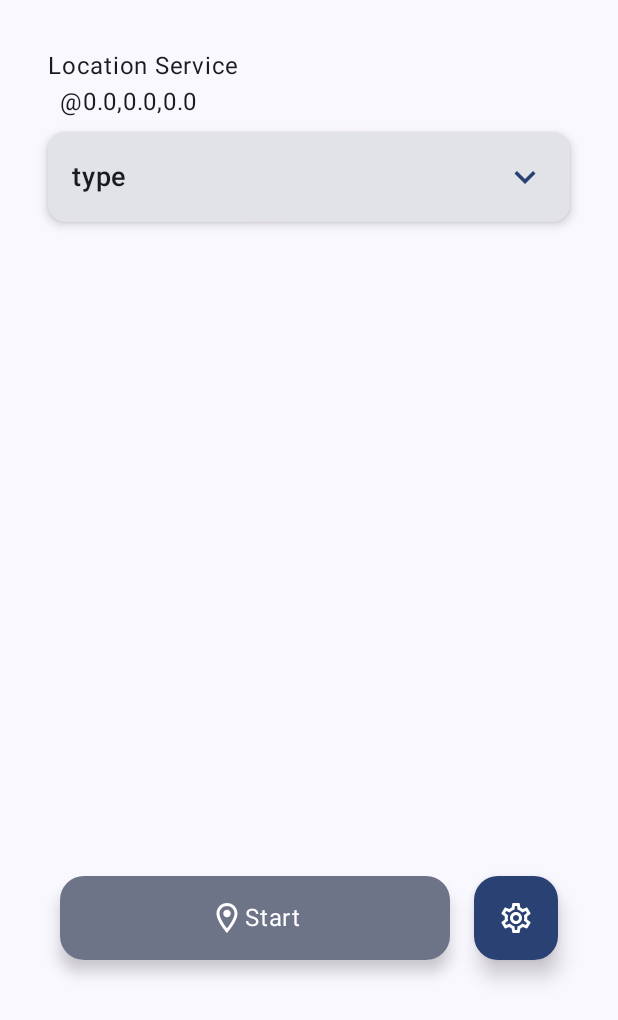
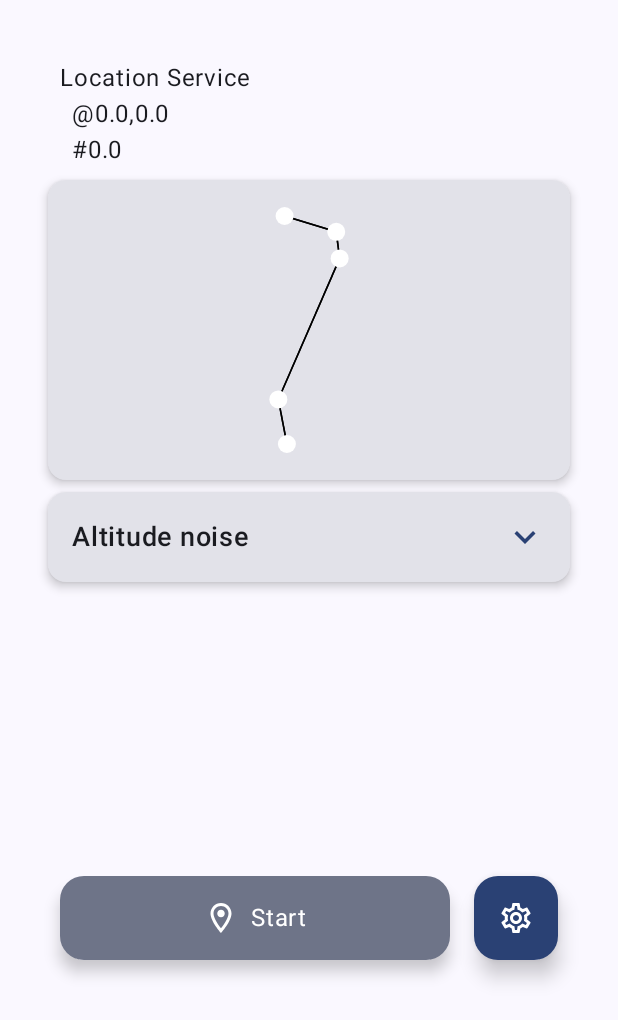
Before and after one commit to Malpl3naInk/MockLocation, an Android app built with Jetpack Compose: the screen it shows after launch (MainActivity), on a phone screen of 412 x 824 dp, the part 216-1236 px from its top. Run offline under Robolectric (Android 15) with nearby library versions, the phone set to English and light mode, and no system bars.

Commit message:
FEAT: Lat/Lon path map

```diff
--- a/app/src/main/java/ink/moling/mocklocation/MainActivity.kt
+++ b/app/src/main/java/ink/moling/mocklocation/MainActivity.kt
@@ -2,11 +2,9 @@ package ink.moling.mocklocation
 
 import android.Manifest
 import android.content.ComponentName
-import android.content.Context
 import android.content.Intent
 import android.content.ServiceConnection
 import android.content.pm.PackageManager
-import android.location.Location
 import android.location.LocationListener
 import android.location.LocationManager
 import android.os.Bundle
@@ -34,12 +32,16 @@ import androidx.compose.material.icons.filled.Warning
 import androidx.compose.material.icons.outlined.Build
 import androidx.compose.material.icons.outlined.LocationOn
 import androidx.compose.material.icons.outlined.Settings
+import androidx.compose.material3.AlertDialog
+import androidx.compose.material3.Card
+import androidx.compose.material3.CardDefaults
 import androidx.compose.material3.FloatingActionButton
 import androidx.compose.material3.FloatingActionButtonDefaults
 import androidx.compose.material3.Icon
 import androidx.compose.material3.MaterialTheme
 import androidx.compose.material3.Surface
 import androidx.compose.material3.Text
+import androidx.compose.material3.TextButton
 import androidx.compose.runtime.DisposableEffect
 import androidx.compose.runtime.getValue
 import androidx.compose.runtime.mutableDoubleStateOf
@@ -54,15 +56,17 @@ import androidx.compose.ui.text.font.FontWeight
 import androidx.compose.ui.unit.dp
 import androidx.compose.ui.unit.sp
 import androidx.core.app.ActivityCompat
+import androidx.lifecycle.lifecycleScope
 import ink.moling.mocklocation.ui.theme.MockLocationTheme
 import ink.moling.mocklocation.widgets.ExpandableCard
-
-const val MOCK_STATUS_DISABLED      = -1
-const val MOCK_STATUS_INITIALIZING  = 0
-const val MOCK_STATUS_ENABLED       = 1
+import ink.moling.mocklocation.widgets.LatLng
+import ink.moling.mocklocation.widgets.LatLonScatter
+import ink.moling.mocklocation.widgets.RectangleFloatingActionButton
+import kotlinx.coroutines.launch
 
 class MainActivity : ComponentActivity() {
     lateinit var mServiceBinder: MockLocationService.MockLocationServiceBinder
+    lateinit var mService: MockLocationService
     lateinit var mConnection: ServiceConnection
     var mockStatus by mutableIntStateOf(MOCK_STATUS_DISABLED)
     var gpsLatitude by mutableDoubleStateOf(0.0)
@@ -83,7 +87,10 @@ class MainActivity : ComponentActivity() {
         mConnection = object: ServiceConnection {
             override fun onServiceConnected(name: ComponentName?,service: IBinder?) {
                 mServiceBinder = service as MockLocationService.MockLocationServiceBinder
-                mockStatus = MOCK_STATUS_ENABLED
+                mService = mServiceBinder.getService()
+                lifecycleScope.launch {
+                    mockStatus = mService.stateFlow.value
+                }
             }
 
             override fun onServiceDisconnected(name: ComponentName?) {
@@ -136,6 +143,22 @@ class MainActivity : ComponentActivity() {
                     modifier = Modifier.fillMaxSize(),
                     color = MaterialTheme.colorScheme.background
                 ) {
+                    if (mockStatus == MOCK_STATUS_ERR_NO_PERM) {
+                        AlertDialog(
+                            onDismissRequest = {
+                                stopMockLocation()
+                                mockStatus = MOCK_STATUS_DISABLED
+                            },
+                            title = { Text("Permission Not Granted") },
+                            text = { Text("Program is not allowed to perform MOCK_LOCATION") },
+                            confirmButton = {
+                                TextButton({
+                                    stopMockLocation()
+                                    mockStatus = MOCK_STATUS_DISABLED
+                                }) { Text("OK") }
+                            }
+                        )
+                    }
                     Box(
                         modifier = Modifier
                             .fillMaxSize()
@@ -152,14 +175,35 @@ class MainActivity : ComponentActivity() {
                                 fontWeight = FontWeight.Bold,
                                 fontSize = 20.sp
                             )
-                            Column {
-                                Text("Location Service")
+                            Column(
+                                modifier = Modifier.padding(all = 8.dp)
+                            ) {
+                                Text("Location Service ${if (mockStatus == MOCK_STATUS_ENABLED) "*" else ""}")
                                 Text(
-                                    "$gpsProvider@$gpsLatitude,$gpsLongitude,$gpsAltitude",
+                                    "$gpsProvider@$gpsLatitude,$gpsLongitude\n#$gpsAltitude",
                                     modifier = Modifier.padding(start = 8.dp)
                                 )
                             }
-                            ExpandableCard(title = "type") {
+                            // Testing data
+                            val points = listOf(
+                                LatLng(30.31278782, 120.37452974, "A", listOf(1)),
+                                LatLng(30.31270001, 120.37486252, "B", listOf(0, 2)),
+                                LatLng(30.31255188, 120.37488464, "C", listOf(1, 3)),
+                                LatLng(30.31176745, 120.37448947, "D", listOf(2, 4)),
+                                LatLng(30.31151951, 120.37454468, "E", listOf(3))
+                            )
+                            Card(
+                                modifier = Modifier
+                                    .height(200.dp)
+                                    .fillMaxWidth(),
+                                shape = RoundedCornerShape(12.dp),
+                                elevation = CardDefaults.cardElevation(defaultElevation = 4.dp),
+                            ) {
+                                LatLonScatter(
+                                    points = points
+                                )
+                            }
+                            ExpandableCard(title = "Altitude noise") {
                                 Text(text = "ExpandableCard")
                             }
                         }
@@ -174,34 +218,26 @@ class MainActivity : ComponentActivity() {
                             verticalAlignment = Alignment.Bottom
                         ) {
                             // 开始/停止按钮
-                            Surface(
+                            RectangleFloatingActionButton(
+                                modifier = Modifier.weight(1f), // 关键：占满剩余空间
                                 onClick = {
-                                    if (mockStatus == MOCK_STATUS_ENABLED) {
+                                    if (mockStatus == MOCK_STATUS_ENABLED
+                                        ||
+                                        mockStatus == MOCK_STATUS_ERR_NO_PERM
+                                    ) {
                                         stopMockLocation()
                                         mockStatus = MOCK_STATUS_DISABLED
                                     } else if (mockStatus == MOCK_STATUS_DISABLED) {
                                         startMockLocation()
                                         mockStatus = MOCK_STATUS_INITIALIZING
                                     }
-                                },
-                                modifier = Modifier
-                                    .weight(1f)                     // 关键：占满剩余空间
-                                    .height(56.dp),
-                                shape = RoundedCornerShape(16.dp),
-                                color = MaterialTheme.colorScheme.secondaryContainer,
-                                shadowElevation = 6.dp,             // 悬浮阴影
-                                tonalElevation = 6.dp
-                            ) {
-                                Row(
-                                    modifier = Modifier.fillMaxSize(),
-                                    horizontalArrangement = Arrangement.Center,
-                                    verticalAlignment = Alignment.CenterVertically
+                                }
                             ) {
                                 val buttonLabel = when (mockStatus) {
                                     MOCK_STATUS_ENABLED -> "Stop"
                                     MOCK_STATUS_DISABLED -> "Start"
                                     MOCK_STATUS_INITIALIZING -> "Initializing"
-                                        else -> "wtf"
+                                    else -> "Error"
                                 }
                                 val buttonIcon = when (mockStatus) {
                                     MOCK_STATUS_ENABLED -> Icons.Filled.LocationOn
@@ -210,8 +246,7 @@ class MainActivity : ComponentActivity() {
                                     else -> Icons.Filled.Warning
                                 }
                                 Icon(buttonIcon, contentDescription = buttonLabel)
-                                    Text(text = buttonLabel)
-                                }
+                                Text(text = buttonLabel, modifier = Modifier.padding(start = 8.dp))
                             }
 
                             // 间隔
--- /dev/null
+++ b/app/src/main/java/ink/moling/mocklocation/widgets/LatLonScatter.kt
@@ -0,0 +1,196 @@
+package ink.moling.mocklocation.widgets
+
+import androidx.compose.foundation.Canvas
+import androidx.compose.foundation.gestures.detectTapGestures
+import androidx.compose.foundation.layout.Box
+import androidx.compose.foundation.layout.fillMaxSize
+import androidx.compose.foundation.layout.padding
+import androidx.compose.material3.MaterialTheme
+import androidx.compose.runtime.Composable
+import androidx.compose.runtime.remember
+import androidx.compose.ui.Modifier
+import androidx.compose.ui.draw.clipToBounds
+import androidx.compose.ui.geometry.Offset
+import androidx.compose.ui.graphics.Color
+import androidx.compose.ui.graphics.Path
+import androidx.compose.ui.graphics.drawscope.Stroke
+import androidx.compose.ui.input.pointer.pointerInput
+import androidx.compose.ui.unit.Dp
+import androidx.compose.ui.unit.dp
+import androidx.compose.ui.platform.LocalDensity
+import kotlin.math.*
+
+/**
+ * connections: 要连接的点索引
+ */
+data class LatLng(
+    val lat: Double,
+    val lon: Double,
+    val label: String? = null,
+    val connections: List<Int> = emptyList()
+)
+
+/* ---------------- Web Mercator 投影 ---------------- */
+
+private data class MercatorPoint(val x: Double, val y: Double)
+
+private fun latLngToMercator(lat: Double, lon: Double): MercatorPoint {
+    val r = 6378137.0
+    val maxLat = 85.05112878
+    val clampedLat = lat.coerceIn(-maxLat, maxLat)
+
+    val x = Math.toRadians(lon) * r
+    val y = ln(tan(Math.PI / 4 + Math.toRadians(clampedLat) / 2)) * r
+
+    return MercatorPoint(x, y)
+}
+
+
+/* ---------------- Bounds 以 Mercator 为单位 ---------------- */
+private data class Bounds(
+    val minLat: Double, val maxLat: Double,
+    val minLon: Double, val maxLon: Double
+)
+
+private fun computeBounds(points: List<LatLng>): Bounds {
+    if (points.isEmpty()) return Bounds(0.0, 0.0, 0.0, 0.0)
+
+    var minX = Double.POSITIVE_INFINITY
+    var maxX = Double.NEGATIVE_INFINITY
+    var minY = Double.POSITIVE_INFINITY
+    var maxY = Double.NEGATIVE_INFINITY
+
+    for (p in points) {
+        val m = latLngToMercator(p.lat, p.lon)
+        minX = min(minX, m.x)
+        maxX = max(maxX, m.x)
+        minY = min(minY, m.y)
+        maxY = max(maxY, m.y)
+    }
+
+    if (minX == maxX) {
+        minX -= 1.0
+        maxX += 1.0
+    }
+    if (minY == maxY) {
+        minY -= 1.0
+        maxY += 1.0
+    }
+
+    // 注意 Bounds 的字段名沿用原来的，但值是墨卡托坐标
+    return Bounds(
+        minLat = minY, maxLat = maxY,
+        minLon = minX, maxLon = maxX
+    )
+}
+
+
+
+/* ---------------- Mercator 映射至画布 ---------------- */
+private fun mapPointsToCanvasInternal(
+    points: List<LatLng>,
+    width: Float,
+    height: Float,
+    bounds: Bounds,
+    paddingPx: Float
+): List<Offset> {
+    val availW = (width - paddingPx * 2).coerceAtLeast(0f)
+    val availH = (height - paddingPx * 2).coerceAtLeast(0f)
+
+    val xRange = (bounds.maxLon - bounds.minLon).toFloat().coerceAtLeast(1e-12f)
+    val yRange = (bounds.maxLat - bounds.minLat).toFloat().coerceAtLeast(1e-12f)
+
+    // 等比缩放（保证不拉伸）
+    val scale = min(availW / xRange, availH / yRange)
+
+    val drawW = xRange * scale
+    val drawH = yRange * scale
+
+    // 居中偏移（墨卡托）
+    val offsetX = paddingPx + (availW - drawW) / 2f
+    val offsetY = paddingPx + (availH - drawH) / 2f
+
+    return points.map { p ->
+        val m = latLngToMercator(p.lat, p.lon)
+
+        val x = ((m.x - bounds.minLon).toFloat() * scale) + offsetX
+        val y = (drawH - (m.y - bounds.minLat).toFloat() * scale) + offsetY
+
+        Offset(x, y)
+    }
+}
+
+/* ---------------- 主控件（名称保持 LatLonScatter 不变） ---------------- */
+@Composable
+fun LatLonScatter(
+    points: List<LatLng>,
+    pointRadius: Dp = 6.dp,
+    pointColor: Color = MaterialTheme.colorScheme.onPrimaryContainer,
+    strokeColor: Color = Color.Black,
+    strokeWidthDp: Dp = 1.dp,
+    paddingDp: Dp = 8.dp,            // 绘图 Padding
+    cardPadding: Dp = 16.dp,         // Card 内部 Padding
+    onPointClick: ((index: Int, point: LatLng) -> Unit)? = null
+) {
+    val density = LocalDensity.current
+    val prPx = with(density) { pointRadius.toPx() }
+    val strokePx = with(density) { strokeWidthDp.toPx() }
+    val paddingPx = with(density) { paddingDp.toPx() }
+
+    val bounds = remember(points) { computeBounds(points) }
+
+    Box(
+        modifier = Modifier
+            .padding(cardPadding)
+            .clipToBounds()
+            .pointerInput(points) {
+                detectTapGestures { tapOffset ->
+                    val mapped = mapPointsToCanvasInternal(
+                        points, size.width.toFloat(), size.height.toFloat(), bounds, paddingPx
+                    )
+                    var idx = -1
+                    var nearest = Float.MAX_VALUE
+
+                    for (i in mapped.indices) {
+                        val dx = mapped[i].x - tapOffset.x
+                        val dy = mapped[i].y - tapOffset.y
+                        val d = hypot(dx.toDouble(), dy.toDouble()).toFloat()
+                        if (d < nearest && d <= prPx * 1.5f) {
+                            nearest = d
+                            idx = i
+                        }
+                    }
+
+                    if (idx >= 0) onPointClick?.invoke(idx, points[idx])
+                }
+            }
+    ) {
+        Canvas(modifier = Modifier.fillMaxSize()) {
+            if (points.isEmpty()) return@Canvas
+
+            val mapped = mapPointsToCanvasInternal(
+                points, size.width, size.height, bounds, paddingPx
+            )
+
+            // 连接线
+            for (i in points.indices) {
+                val p = points[i]
+                val start = mapped[i]
+                for (target in p.connections) {
+                    if (target !in mapped.indices) continue
+                    val end = mapped[target]
+                    val path = Path().apply {
+                        moveTo(start.x, start.y)
+                        lineTo(end.x, end.y)
+                    }
+                    drawPath(path, strokeColor, style = Stroke(strokePx))
+                }
+            }
+
+            // 点
+            for (pt in mapped) {
+                drawCircle(pointColor, prPx, pt)
+            }
+        }
+    }
+}
--- /dev/null
+++ b/app/src/main/java/ink/moling/mocklocation/widgets/RectangleFloatingActionButton.kt
@@ -0,0 +1,44 @@
+package ink.moling.mocklocation.widgets
+
+import androidx.compose.foundation.layout.Arrangement
+import androidx.compose.foundation.layout.Row
+import androidx.compose.foundation.layout.fillMaxSize
+import androidx.compose.foundation.layout.height
+import androidx.compose.foundation.shape.RoundedCornerShape
+import androidx.compose.material3.MaterialTheme
+import androidx.compose.material3.Surface
+import androidx.compose.runtime.Composable
+import androidx.compose.ui.Alignment
+import androidx.compose.ui.Modifier
+import androidx.compose.ui.unit.dp
+
+@Composable
+fun RectangleFloatingActionButton(
+    modifier: Modifier,
+    onClick: () -> Unit,
+    content: @Composable (() -> Unit)
+) {
+    Surface(
+        onClick = onClick,
+        modifier = modifier                     // 关键：占满剩余空间
+            .height(56.dp),
+        shape = RoundedCornerShape(16.dp),
+        color = MaterialTheme.colorScheme.secondaryContainer,
+        shadowElevation = 6.dp,             // 悬浮阴影
+        tonalElevation = 6.dp
+    ) {
+        Row(
+            modifier = Modifier.fillMaxSize(),
+            horizontalArrangement = Arrangement.Center,
+            verticalAlignment = Alignment.CenterVertically
+        ) {
+            Row(
+                modifier = Modifier.fillMaxSize(),
+                horizontalArrangement = Arrangement.Center,
+                verticalAlignment = Alignment.CenterVertically
+            ) {
+                content()
+            }
+        }
+    }
+}
```
Also changed, not shown: app/src/main/java/ink/moling/mocklocation/MockLocationService.kt (+46 -11 lines). Lines whose indentation alone changed are shown as unchanged.
